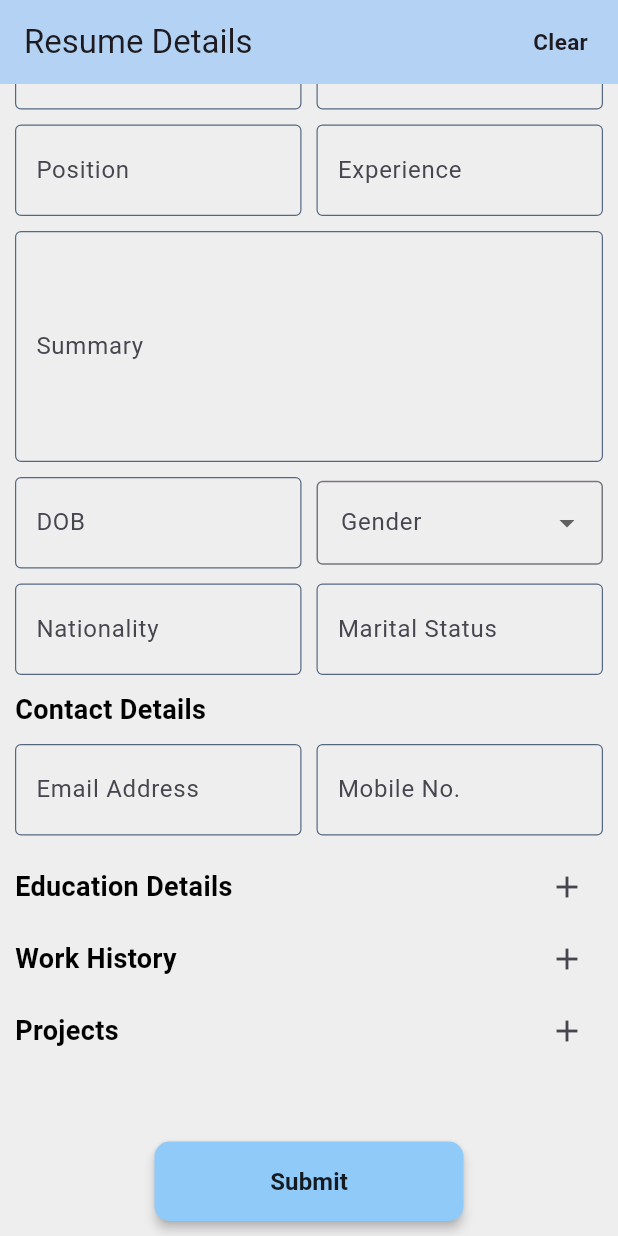
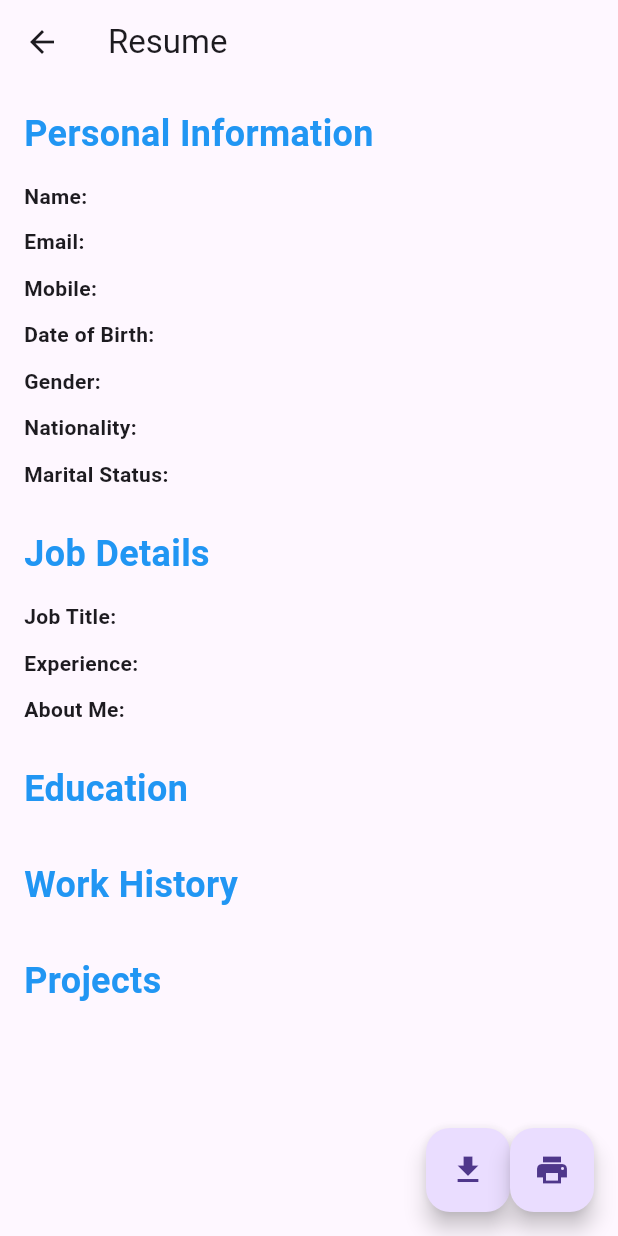
Before and after one commit to RahulBhanushali0/flutter_demos, a Flutter app: the screen it shows after launch, scrolled down 90 dp, after a tap on "Submit", on a phone screen of 412 x 824 dp. Run offline on Flutter 3.47's test engine with Material 3 defaults, Android fonts, the phone set to English and light mode, and no system bars; our stand-ins replace flutter_slidable, get, pdf.

Commit message:
worked on pdf screen

```diff
--- a/lib/main.dart
+++ b/lib/main.dart
@@ -1,10 +1,11 @@
 import 'dart:io';
 import 'package:flutter/material.dart';
 import 'package:flutter/services.dart';
+import 'package:flutter_resume_demo/routes/route_generator.dart';
 import 'package:flutter_resume_demo/view/home_screen.dart';
 import 'package:get/get.dart';
 
-import 'controller/screen_bindings.dart';
+import 'routes/screen_bindings.dart';
 
 Future<void> main() async {
   WidgetsFlutterBinding.ensureInitialized();
@@ -22,6 +23,7 @@
       themeMode: ThemeMode.light,
       debugShowCheckedModeBanner: false,
       initialBinding: ScreenBindings(),
+      getPages: RouteGenerator.generate(),
       home: const HomeScreen(),
     );
   }
--- /dev/null
+++ b/lib/routes/route_generator.dart
@@ -0,0 +1,22 @@
+import 'package:flutter_resume_demo/routes/screen_bindings.dart';
+import 'package:get/get.dart';
+import '../view/home_screen.dart';
+import '../view/pdf_screen.dart';
+import 'route_names.dart';
+
+class RouteGenerator {
+  static List<GetPage<dynamic>> generate() {
+    return <GetPage<dynamic>>[
+      GetPage(
+        name: RouteNames.HomeScreen,
+        page: () => const HomeScreen(),
+        binding: ScreenBindings(),
+      ),
+      GetPage(
+        name: RouteNames.Resume,
+        page: () => const Resume(),
+        // binding: GlobalScreenBindings(),
+      ),
+    ];
+  }
+}
--- /dev/null
+++ b/lib/routes/route_names.dart
@@ -0,0 +1,4 @@
+class RouteNames {
+  static const String HomeScreen = "/kHomeScreenRoute";
+  static const String Resume = "/kResumeRoute";
+}
--- /dev/null
+++ b/lib/view/pdf_screen.dart
@@ -0,0 +1,175 @@
+import 'dart:io';
+import 'package:flutter/material.dart';
+import 'package:get/get.dart';
+import 'package:path_provider/path_provider.dart';
+import 'package:pdf/widgets.dart' as pw;
+import 'package:pdf/pdf.dart';
+
+import '../controller/home_controller.dart';
+
+class Resume extends StatefulWidget {
+  const Resume({Key? key}) : super(key: key);
+
+  @override
+  State<Resume> createState() => _ResumeState();
+}
+
+class _ResumeState extends State<Resume> {
+  final pdf = pw.Document();
+  final HomeController controller = Get.put(HomeController());
+
+  @override
+  void initState() {
+
+    super.initState();
+  }
+
+
+  @override
+  Widget build(BuildContext context) {
+    return Scaffold(
+      floatingActionButton: Row(
+        mainAxisAlignment: MainAxisAlignment.end,
+        children: [
+          FloatingActionButton(
+            heroTag: "1",
+            onPressed: () async{
+            },
+            child: const Icon(Icons.download),
+          ),
+          FloatingActionButton(
+            heroTag: "2",
+            onPressed: () async {
+
+            },
+            child: const Icon(Icons.print),
+          ),
+        ],
+      ),
+      appBar: AppBar(
+        title: Text('Resume'),
+      ),
+      body: SingleChildScrollView(
+        padding: EdgeInsets.all(16.0),
+        child: Column(
+          crossAxisAlignment: CrossAxisAlignment.start,
+          children: [
+            _buildSectionTitle('Personal Information'),
+            _buildInfoItem('Name', '${controller.firstNameController.text} ${controller.lastNameController.text}'),
+            _buildInfoItem('Email', '${controller.emailAddressController.text}'),
+            _buildInfoItem('Mobile', '${controller.mobileNoController.text}'),
+            _buildInfoItem('Date of Birth', '${controller.dateOfBirthController.text}'),
+            _buildInfoItem('Gender', '${controller.selectedGender ?? ''}'),
+            _buildInfoItem('Nationality', '${controller.nationalityController.text}'),
+            _buildInfoItem('Marital Status', '${controller.marialStatusController.text}'),
+            SizedBox(height: 20),
+            _buildSectionTitle('Job Details'),
+            _buildInfoItem('Job Title', '${controller.jobTitleController.text}'),
+            _buildInfoItem('Experience', '${controller.experienceController.text}'),
+            _buildInfoItem('About Me', '${controller.aboutMeController.text}'),
+            SizedBox(height: 20),
+            _buildSectionTitle('Education'),
+            _buildEducationList(controller.schoolNameControllerLists, controller.courseNameControllerLists, controller.passingYearControllerLists, controller.PercentageControllerLists),
+            SizedBox(height: 20),
+            _buildSectionTitle('Work History'),
+            _buildWorkHistoryList(controller.companyNameControllerLists, controller.yourPostControllerLists, controller.joiningDateControllerLists, controller.lastDateControllerLists),
+            SizedBox(height: 20),
+            _buildSectionTitle('Projects'),
+            _buildProjectsList(controller.projectNameControllerLists, controller.liveURLControllerLists, controller.projectDesControllerLists),
+          ],
+        ),
+      ),
+    );
+  }
+
+  Widget _buildSectionTitle(String title) {
+    return Padding(
+      padding: EdgeInsets.only(bottom: 10),
+      child: Text(
+        title,
+        style: TextStyle(fontSize: 24, fontWeight: FontWeight.bold, color: Colors.blue),
+      ),
+    );
+  }
+
+  Widget _buildInfoItem(String label, String value) {
+    return Padding(
+      padding: EdgeInsets.symmetric(vertical: 5),
+      child: Row(
+        crossAxisAlignment: CrossAxisAlignment.start,
+        children: [
+          Text(
+            '$label: ',
+            style: TextStyle(fontWeight: FontWeight.bold),
+          ),
+          Expanded(
+            child: Text(
+              value,
+              softWrap: true,
+            ),
+          ),
+        ],
+      ),
+    );
+  }
+
+  Widget _buildEducationList(List<TextEditingController> schoolNames, List<TextEditingController> courseNames, List<TextEditingController> passingYears, List<TextEditingController> percentages) {
+    return ListView.builder(
+      shrinkWrap: true,
+      physics: NeverScrollableScrollPhysics(),
+      itemCount: schoolNames.length,
+      itemBuilder: (context, index) {
+        return Column(
+          crossAxisAlignment: CrossAxisAlignment.start,
+          children: [
+            _buildInfoItem('School/Collage', schoolNames[index].text),
+            _buildInfoItem('Course', courseNames[index].text),
+            _buildInfoItem('Passing Year', passingYears[index].text),
+            _buildInfoItem('Percentage', percentages[index].text),
+            SizedBox(height: 10),
+          ],
+        );
+      },
+    );
+  }
+
+  Widget _buildWorkHistoryList(List<TextEditingController> companies, List<TextEditingController> posts, List<TextEditingController> joiningDates, List<TextEditingController> lastDates) {
+    return ListView.builder(
+      shrinkWrap: true,
+      physics: NeverScrollableScrollPhysics(),
+      itemCount: companies.length,
+      itemBuilder: (context, index) {
+        return Column(
+          crossAxisAlignment: CrossAxisAlignment.start,
+          children: [
+            _buildInfoItem('Company', companies[index].text),
+            _buildInfoItem('Post', posts[index].text),
+            _buildInfoItem('Joining Date', joiningDates[index].text),
+            _buildInfoItem('Last Date', lastDates[index].text),
+            SizedBox(height: 10),
+          ],
+        );
+      },
+    );
+  }
+
+  Widget _buildProjectsList(List<TextEditingController> projectNames, List<TextEditingController> liveURLs, List<TextEditingController> descriptions) {
+    return ListView.builder(
+      shrinkWrap: true,
+      physics: NeverScrollableScrollPhysics(),
+      itemCount: projectNames.length,
+      itemBuilder: (context, index) {
+        return Column(
+          crossAxisAlignment: CrossAxisAlignment.start,
+          children: [
+            _buildInfoItem('Project Name', projectNames[index].text),
+            _buildInfoItem('Live URL', liveURLs[index].text),
+            _buildInfoItem('Description', descriptions[index].text),
+            SizedBox(height: 10),
+          ],
+        );
+      },
+    );
+  }
+
+}
```
Also changed, not shown: lib/controller/home_controller.dart (+31 -3 lines), lib/view/home_screen.dart (+12 -16 lines), lib/routes/screen_bindings.dart (renamed from lib/controller/screen_bindings.dart).
